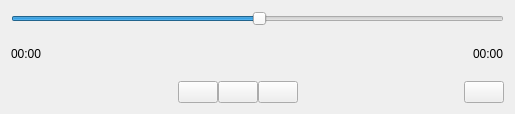
Qt form gui/ui/VideoControlBar.ui (wulf97/CVVEditor) before a commit.
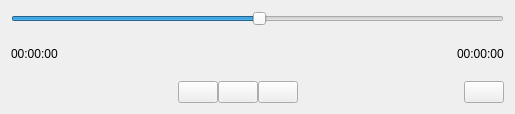
The same form after that commit. Icons and pictures are not drawn.

What changed in the file:
```diff
--- a/gui/ui/VideoControlBar.ui
+++ b/gui/ui/VideoControlBar.ui
@@ -43,7 +43,7 @@
        <item>
         <widget class="QLabel" name="startTime">
          <property name="text">
-          <string>00:00</string>
+          <string>00:00:00</string>
          </property>
         </widget>
        </item>
@@ -63,7 +63,7 @@
        <item>
         <widget class="QLabel" name="endTime">
          <property name="text">
-          <string>00:00</string>
+          <string>00:00:00</string>
          </property>
         </widget>
        </item>
```
